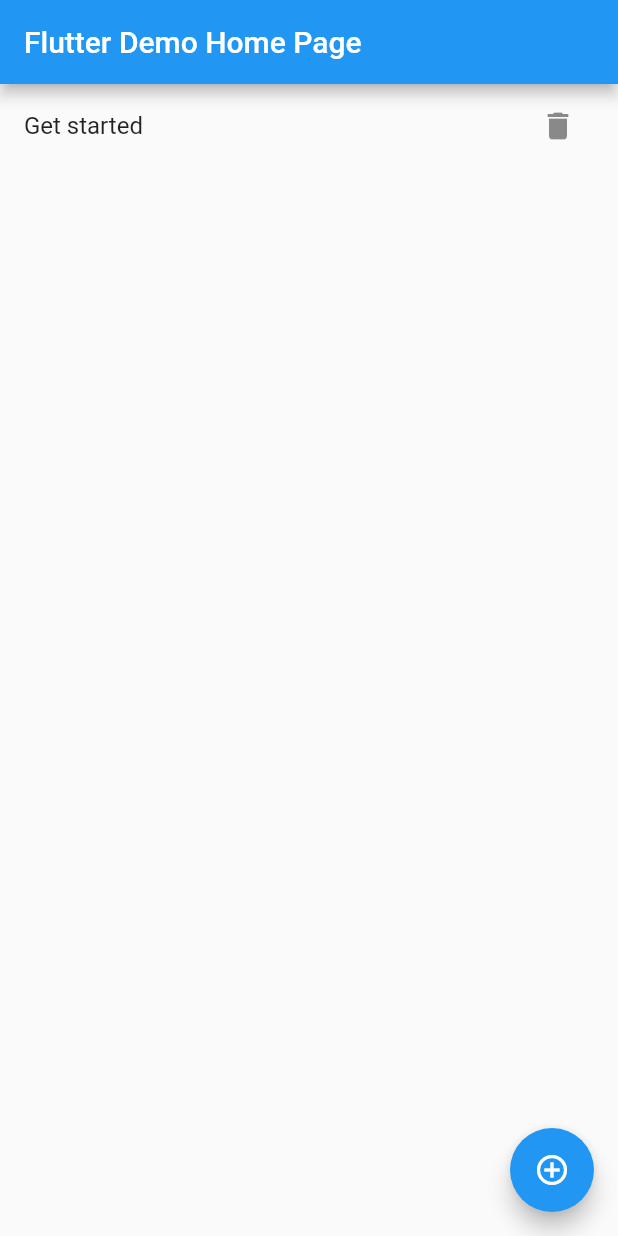
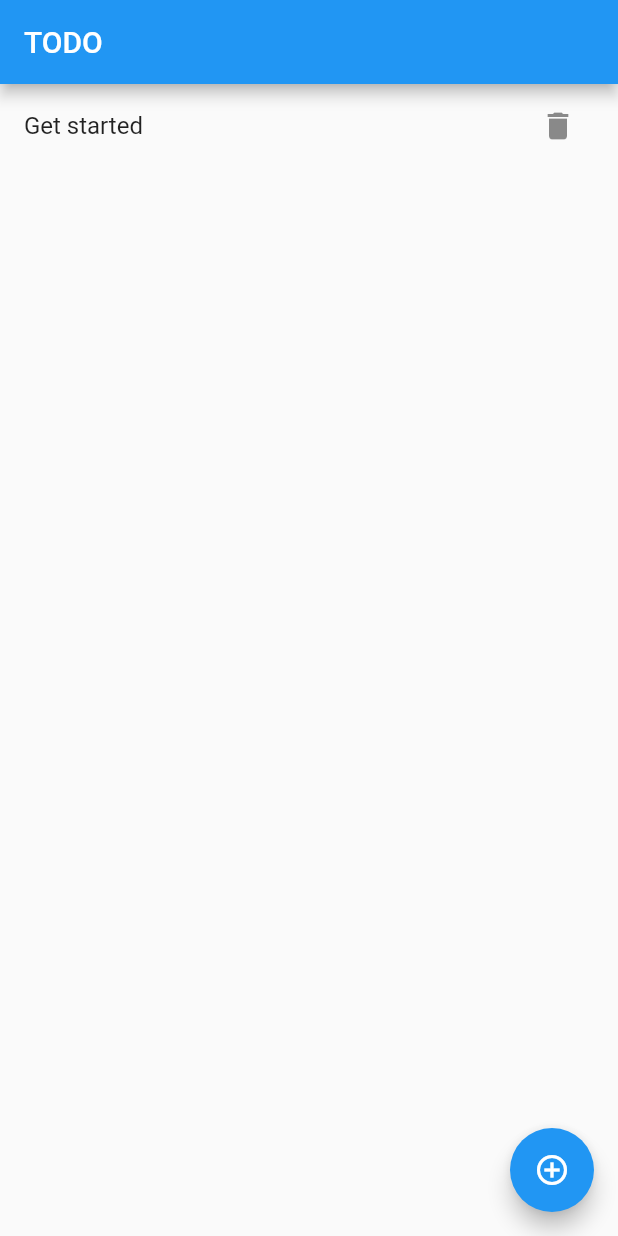
Before and after one commit to treknuts/flutter-todo, a Flutter app: the screen it shows after launch, on a phone screen of 412 x 824 dp. Run offline on Flutter 3.47's test engine with Material 2 defaults, Android fonts, the phone set to English and light mode, and no system bars.

Commit message:
Changed home page title.

```diff
--- a/lib/main.dart
+++ b/lib/main.dart
@@ -9,11 +9,11 @@ class MyApp extends StatelessWidget {
   @override
   Widget build(BuildContext context) {
     return MaterialApp(
-      title: 'Flutter Demo',
+      title: 'TODO',
       theme: ThemeData(
         primarySwatch: Colors.blue,
       ),
-      home: MyHomePage(title: 'Flutter Demo Home Page'),
+      home: MyHomePage(title: 'TODO'),
     );
   }
 }
```
